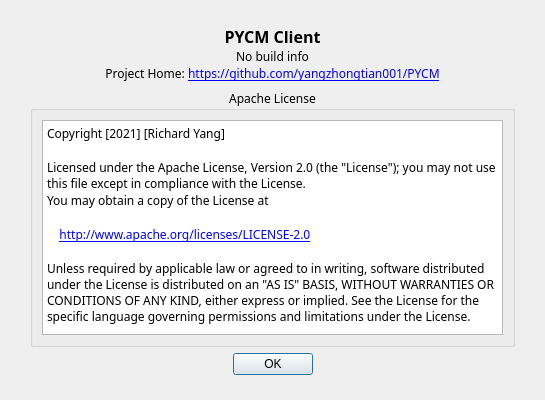
The window that Client/UI/AboutUI.ui (yang-zhongtian/PYCM) describes before a commit, drawn with Qt 5.
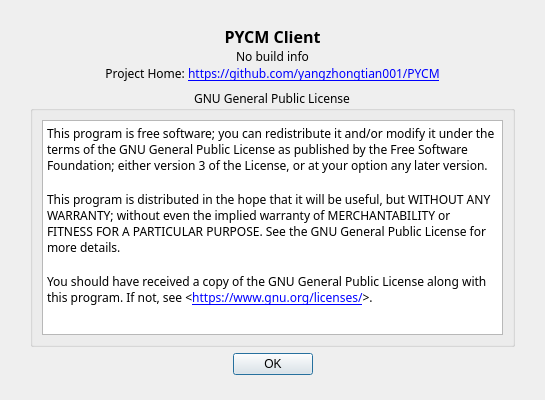
The same window after the commit. Icons and pictures are not drawn.

Commit message: [upgrade] update license & add new feature

The edit to the form file:
```diff
--- a/Client/UI/AboutUI.ui
+++ b/Client/UI/AboutUI.ui
@@ -108,7 +108,7 @@
       </font>
      </property>
      <property name="title">
-      <string>Apache License</string>
+      <string>GNU General Public License</string>
      </property>
      <property name="alignment">
       <set>Qt::AlignCenter</set>
@@ -128,14 +128,11 @@
 &lt;html&gt;&lt;head&gt;&lt;meta name=&quot;qrichtext&quot; content=&quot;1&quot; /&gt;&lt;style type=&quot;text/css&quot;&gt;
 p, li { white-space: pre-wrap; }
 &lt;/style&gt;&lt;/head&gt;&lt;body style=&quot; font-family:'阿里巴巴普惠体','阿里巴巴普惠体'; font-size:9pt; font-weight:600; font-style:normal;&quot;&gt;
-&lt;p style=&quot; margin-top:0px; margin-bottom:0px; margin-left:0px; margin-right:0px; -qt-block-indent:0; text-indent:0px;&quot;&gt;&lt;span style=&quot; font-family:'SimSun'; font-weight:400;&quot;&gt;Copyright [2021] [Richard Yang]&lt;/span&gt;&lt;/p&gt;
+&lt;p style=&quot; margin-top:0px; margin-bottom:0px; margin-left:0px; margin-right:0px; -qt-block-indent:0; text-indent:0px;&quot;&gt;&lt;span style=&quot; font-family:'SimSun'; font-weight:400;&quot;&gt;This program is free software; you can redistribute it and/or modify it under the terms of the GNU General Public License as published by the Free Software Foundation; either version 3 of the License, or at your option any later version.&lt;/span&gt;&lt;/p&gt;
 &lt;p style=&quot;-qt-paragraph-type:empty; margin-top:0px; margin-bottom:0px; margin-left:0px; margin-right:0px; -qt-block-indent:0; text-indent:0px; font-family:'SimSun'; font-weight:400;&quot;&gt;&lt;br /&gt;&lt;/p&gt;
-&lt;p style=&quot; margin-top:0px; margin-bottom:0px; margin-left:0px; margin-right:0px; -qt-block-indent:0; text-indent:0px;&quot;&gt;&lt;span style=&quot; font-family:'SimSun'; font-weight:400;&quot;&gt;Licensed under the Apache License, Version 2.0 (the &amp;quot;License&amp;quot;); you may not use this file except in compliance with the License.&lt;/span&gt;&lt;/p&gt;
-&lt;p style=&quot; margin-top:0px; margin-bottom:0px; margin-left:0px; margin-right:0px; -qt-block-indent:0; text-indent:0px;&quot;&gt;&lt;span style=&quot; font-family:'SimSun'; font-weight:400;&quot;&gt;You may obtain a copy of the License at&lt;/span&gt;&lt;/p&gt;
+&lt;p style=&quot; margin-top:0px; margin-bottom:0px; margin-left:0px; margin-right:0px; -qt-block-indent:0; text-indent:0px;&quot;&gt;&lt;span style=&quot; font-family:'SimSun'; font-weight:400;&quot;&gt;This program is distributed in the hope that it will be useful, but WITHOUT ANY WARRANTY; without even the implied warranty of MERCHANTABILITY or FITNESS FOR A PARTICULAR PURPOSE. See the GNU General Public License for more details. &lt;/span&gt;&lt;/p&gt;
 &lt;p style=&quot;-qt-paragraph-type:empty; margin-top:0px; margin-bottom:0px; margin-left:0px; margin-right:0px; -qt-block-indent:0; text-indent:0px; font-family:'SimSun'; font-weight:400;&quot;&gt;&lt;br /&gt;&lt;/p&gt;
-&lt;p style=&quot; margin-top:0px; margin-bottom:0px; margin-left:0px; margin-right:0px; -qt-block-indent:0; text-indent:0px;&quot;&gt;&lt;span style=&quot; font-family:'SimSun'; font-weight:400;&quot;&gt;    &lt;/span&gt;&lt;a href=&quot;http://www.apache.org/licenses/LICENSE-2.0&quot;&gt;&lt;span style=&quot; font-family:'SimSun'; font-weight:400; text-decoration: underline; color:#0000ff;&quot;&gt;http://www.apache.org/licenses/LICENSE-2.0&lt;/span&gt;&lt;/a&gt;&lt;/p&gt;
-&lt;p style=&quot;-qt-paragraph-type:empty; margin-top:0px; margin-bottom:0px; margin-left:0px; margin-right:0px; -qt-block-indent:0; text-indent:0px; font-family:'SimSun'; font-weight:400;&quot;&gt;&lt;br /&gt;&lt;/p&gt;
-&lt;p style=&quot; margin-top:0px; margin-bottom:0px; margin-left:0px; margin-right:0px; -qt-block-indent:0; text-indent:0px;&quot;&gt;&lt;span style=&quot; font-family:'SimSun'; font-weight:400;&quot;&gt;Unless required by applicable law or agreed to in writing, software distributed under the License is distributed on an &amp;quot;AS IS&amp;quot; BASIS, WITHOUT WARRANTIES OR CONDITIONS OF ANY KIND, either express or implied. See the License for the specific language governing permissions and limitations under the License.&lt;/span&gt;&lt;/p&gt;&lt;/body&gt;&lt;/html&gt;</string>
+&lt;p style=&quot; margin-top:0px; margin-bottom:0px; margin-left:0px; margin-right:0px; -qt-block-indent:0; text-indent:0px;&quot;&gt;&lt;span style=&quot; font-family:'SimSun'; font-weight:400;&quot;&gt;You should have received a copy of the GNU General Public License along with this program. If not, see &amp;lt;&lt;/span&gt;&lt;a href=&quot;https://www.gnu.org/licenses/&quot;&gt;&lt;span style=&quot; font-family:'SimSun'; font-weight:400; text-decoration: underline; color:#0000ff;&quot;&gt;https://www.gnu.org/licenses/&lt;/span&gt;&lt;/a&gt;&lt;span style=&quot; font-family:'SimSun'; font-weight:400;&quot;&gt;&amp;gt;.&lt;/span&gt;&lt;/p&gt;&lt;/body&gt;&lt;/html&gt;</string>
         </property>
         <property name="openExternalLinks">
          <bool>true</bool>
```
The commit also changes 68 other files.
